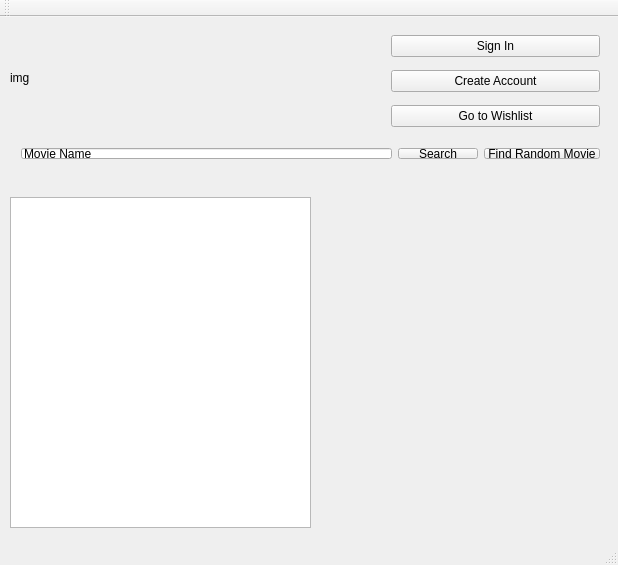
Above: mainwindow.ui from hoang1997/MovieInfoFinder before the change. Below: the same form after it.
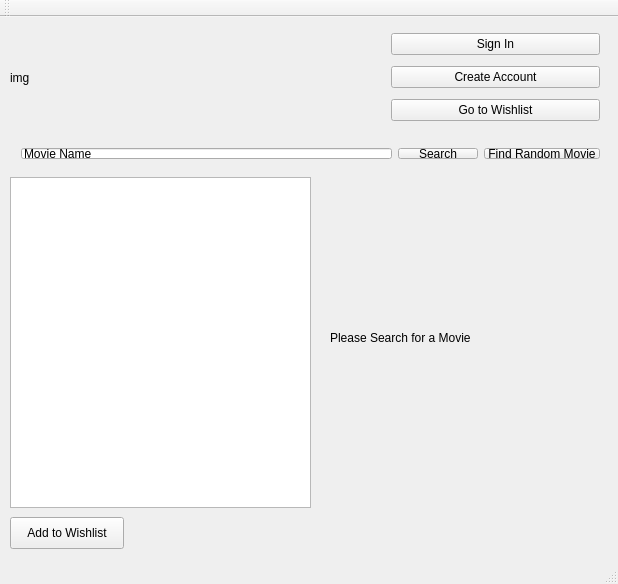
That is the form after the change.

What changed in the file:
```diff
--- a/mainwindow.ui
+++ b/mainwindow.ui
@@ -7,7 +7,7 @@
     <x>0</x>
     <y>0</y>
     <width>618</width>
-    <height>565</height>
+    <height>584</height>
    </rect>
   </property>
   <property name="windowTitle">
@@ -27,7 +27,7 @@
     <property name="geometry">
      <rect>
       <x>10</x>
-      <y>180</y>
+      <y>160</y>
       <width>301</width>
       <height>331</height>
      </rect>
@@ -43,13 +43,13 @@
     <property name="geometry">
      <rect>
       <x>330</x>
-      <y>180</y>
+      <y>160</y>
       <width>271</width>
       <height>321</height>
      </rect>
     </property>
     <property name="text">
-     <string/>
+     <string>Please Search for a Movie</string>
     </property>
    </widget>
    <widget class="QWidget" name="layoutWidget">
@@ -98,13 +98,26 @@
      <string>img</string>
     </property>
    </widget>
+   <widget class="QPushButton" name="pushButton_4">
+    <property name="geometry">
+     <rect>
+      <x>10</x>
+      <y>500</y>
+      <width>114</width>
+      <height>32</height>
+     </rect>
+    </property>
+    <property name="text">
+     <string>Add to Wishlist</string>
+    </property>
+   </widget>
    <widget class="QWidget" name="">
     <property name="geometry">
      <rect>
       <x>380</x>
       <y>0</y>
       <width>231</width>
-      <height>131</height>
+      <height>121</height>
      </rect>
     </property>
     <layout class="QVBoxLayout" name="verticalLayout">
@@ -124,6 +137,9 @@
      </item>
      <item>
       <widget class="QPushButton" name="pushButton">
+       <property name="styleSheet">
+        <string notr="true"/>
+       </property>
        <property name="text">
         <string>Go to Wishlist</string>
        </property>
```
